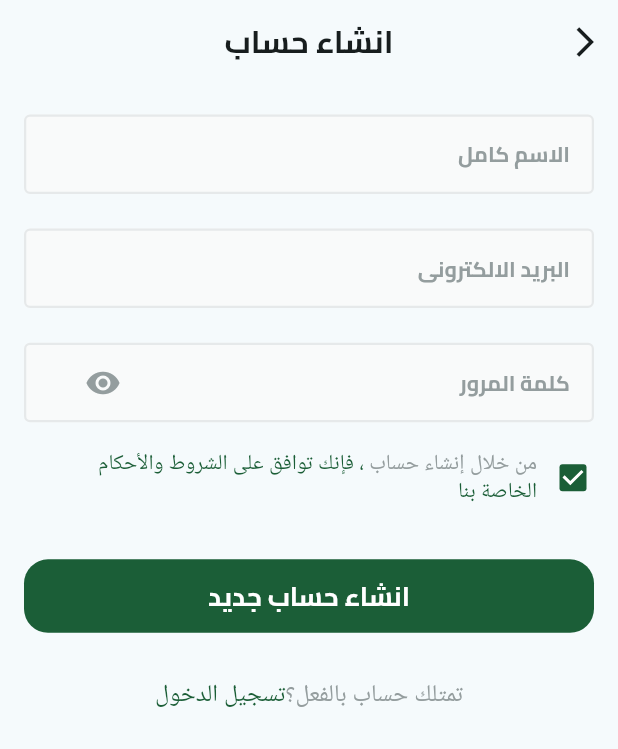
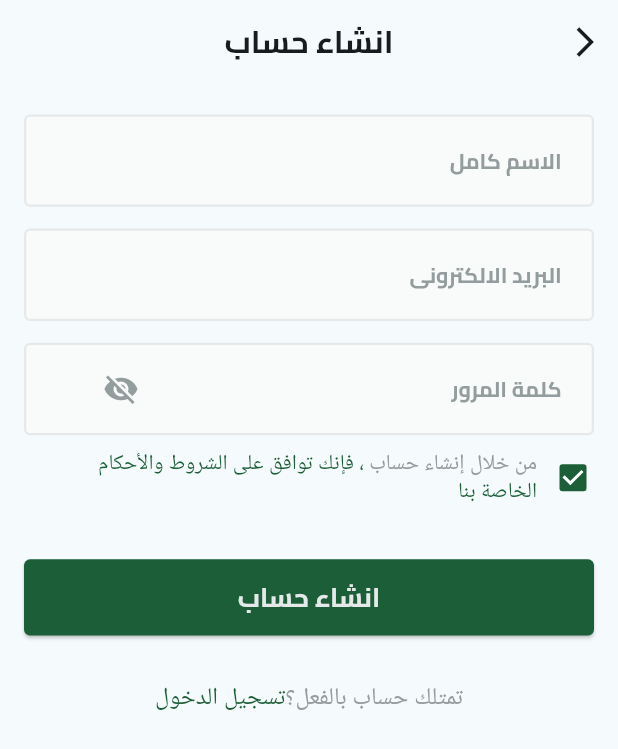
Before and after one commit to nourhan312/Fruit-Hub, a Flutter app: the SignupView screen opened by its route, on a phone screen of 412 x 824 dp. Shown: the top 749 px of the screen. Run offline on Flutter 3.47's test engine with Material 3 defaults, Android fonts, the phone set to English and light mode, and no system bars; our stand-ins replace bloc, dartz, dots_indicator, firebase_auth, firebase_core, flutter_bloc and 5 more; accounts and stored records are empty; project files that could hold a hidden picture were left out.

Commit message:
trigger signup

```diff
--- a/assets/translations/ar.json
+++ b/assets/translations/ar.json
@@ -19,6 +19,12 @@
   "password": "كلمة المرور",
   "confirmPassword": "تاكيد كلمة المرور",
   "or" : "او",
+  "name_required": "الاسم لا يمكن أن يكون فارغًا",
+  "name_min_length": "يجب أن يكون الاسم 3 أحرف على الأقل",
+  "email_required": "البريد الإلكتروني لا يمكن أن يكون فارغًا",
+  "email_invalid": "أدخل عنوان بريد إلكتروني صحيح",
+  "password_required": "كلمة المرور لا يمكن أن تكون فارغة",
+  "password_min_length": "يجب أن تتكون كلمة المرور من 6 أحرف على الأقل",
   "email": "البريد الالكترونى",
   "name": "الاسم كامل",
   "phone": "رقم الهاتف",
--- a/assets/translations/en.json
+++ b/assets/translations/en.json
@@ -13,6 +13,12 @@
   "back": "Back",
   "login": "Login",
   "signUp": "Sign Up",
+  "name_required": "Name cannot be empty",
+  "name_min_length": "Name must be at least 3 characters",
+  "email_required": "Email cannot be empty",
+  "email_invalid": "Enter a valid email address",
+  "password_required": "Password cannot be empty",
+  "password_min_length": "Password must be at least 6 characters",
   "forgetPassword": "Forgot Password",
   "createAccount": "Create New Account",
   "password": "Password",
--- a/lib/core/widgets/custom_textbutton.dart
+++ b/lib/core/widgets/custom_textbutton.dart
@@ -1,35 +1,51 @@
 import 'package:flutter/material.dart';
-import 'package:fruit_hub/core/utils/app_textstyles.dart';
+import 'package:flutter_screenutil/flutter_screenutil.dart';
+import 'package:loading_animation_widget/loading_animation_widget.dart';
 
 import '../utils/app_colors.dart';
+import '../utils/app_textstyles.dart';
 
 class CustomTextButton extends StatelessWidget {
-    const CustomTextButton(
-    {super.key, required this.onPressed, required this.data});
-    final VoidCallback onPressed;
+  const CustomTextButton({
+    super.key,
+    required this.data,
+    this.onPressed,
+    this.isLoading = false,
+    this.width,
+    this.height,
+  });
+
   final String data;
+  final VoidCallback? onPressed;
+  final bool isLoading;
+  final double? width;
+  final double? height;
 
   @override
   Widget build(BuildContext context) {
     return SizedBox(
-            width: double.infinity,
-            child: TextButton(
-                style: TextButton.styleFrom(
+      width: width ?? double.infinity,
+      height: height ?? 50.h,
+      child: ElevatedButton(
+        onPressed: onPressed,
+        style: ElevatedButton.styleFrom(
           backgroundColor: AppColors.green,
-                    padding: EdgeInsets.symmetric(
-                        vertical: 12
+          shape: RoundedRectangleBorder(
+            borderRadius: BorderRadius.circular(4),
           ),
-                    shape: RoundedRectangleBorder(
-                        borderRadius: BorderRadius.circular(16)
+        ),
+        child: isLoading
+            ? LoadingAnimationWidget.staggeredDotsWave(
+                color: AppColors.white,
+                size: 24,
               )
-                ),
-                onPressed: onPressed,
-                child: Text(
+            : Text(
                 data,
                 style: TextStyles.bold16.copyWith(
-                        color: Colors.white
-                    )
-                ))
+                  color: AppColors.white,
+                ),
+              ),
+      ),
     );
   }
 }
--- a/lib/core/widgets/custom_textformfield.dart
+++ b/lib/core/widgets/custom_textformfield.dart
@@ -5,13 +5,26 @@ import 'package:fruit_hub/core/utils/app_textstyles.dart';
 import '../utils/app_colors.dart';
 
 class CustomTextFormField extends StatelessWidget {
-    const CustomTextFormField({super.key,
+  const CustomTextFormField({
+    super.key,
     this.hintText,
-        this.suffixIcon, this.width});
+    this.suffixIcon,
+    this.width,
+    this.controller,
+    this.validator,
+    this.keyboardType = TextInputType.text,
+    this.obscureText = false,
+    this.onTap,
+  });
 
-    final String ? hintText;
-    final Icon ? suffixIcon;
-    final double ? width;
+  final String? hintText;
+  final VoidCallback? onTap;
+  final Widget? suffixIcon;
+  final double? width;
+  final TextEditingController? controller;
+  final String? Function(String?)? validator;
+  final TextInputType keyboardType;
+  final bool obscureText;
 
   @override
   Widget build(BuildContext context) {
@@ -19,41 +32,47 @@ class CustomTextFormField extends StatelessWidget {
       height: 65.h,
       width: width ?? double.infinity.sw,
       child: TextFormField(
+        controller: controller,
+        validator: validator,
+        keyboardType: keyboardType,
+        obscureText: obscureText,
         style: TextStyles.bold13,
-
         decoration: InputDecoration(
           hintText: hintText,
-
           suffixIconColor: AppColors.lightGrey,
           suffixIcon: Padding(
               padding: EdgeInsets.symmetric(horizontal: 37.w),
               child: suffixIcon),
           iconColor: AppColors.textGrey,
           hintStyle: TextStyles.bold13.copyWith(
-                        color: AppColors.lightGrey
+            color: AppColors.lightGrey,
           ),
+          errorMaxLines: 2,
           filled: true,
           fillColor: AppColors.fill,
           border: OutlineInputBorder(
             borderRadius: BorderRadius.circular(4),
-                        borderSide: BorderSide(color: AppColors.white  , width: 1.5)
+            borderSide: BorderSide(color: AppColors.white, width: 1.5),
           ),
           focusedBorder: OutlineInputBorder(
             borderRadius: BorderRadius.circular(4),
-                        borderSide: BorderSide(color: AppColors.white , width: 1.5)
+            borderSide: BorderSide(color: AppColors.white, width: 1.5),
           ),
           enabledBorder: OutlineInputBorder(
             borderRadius: BorderRadius.circular(4),
-                        borderSide: BorderSide(color: AppColors.white , width: 1.5
-
-                        )
+            borderSide: BorderSide(color: AppColors.white, width: 1.5),
           ),
           errorBorder: OutlineInputBorder(
             borderRadius: BorderRadius.circular(4),
-                        borderSide: BorderSide(color: Colors.red)
-                    )
-                )
-            )
+            borderSide: const BorderSide(color: Colors.red),
+          ),
+          errorStyle: const TextStyle(color: Colors.red),
+          contentPadding: EdgeInsets.symmetric(
+            horizontal: 16.w,
+            vertical: 20.h,
+          ),
+        ),
+      ),
     );
   }
 }
--- a/lib/features/Auth/presentation/signup-cubit/signup_cubit.dart
+++ b/lib/features/Auth/presentation/signup-cubit/signup_cubit.dart
@@ -10,6 +10,7 @@ class SignupCubit extends Cubit<SignupState> {
   SignupCubit(this.authRepo) : super(SignupInitial());
 
   final AuthRepo authRepo;
+  bool isPasswordVisible = true;
 
   Future<void> createUserWithEmailAndPassword({
     required String email,
@@ -27,4 +28,9 @@ class SignupCubit extends Cubit<SignupState> {
       (user) => emit(SignupSuccess(user: user)),
     );
   }
+
+  void passwordVisibility() {
+    isPasswordVisible = !isPasswordVisible;
+    emit(PasswordVisibilityState());
+  }
 }
--- a/lib/features/Auth/presentation/signup-cubit/signup_state.dart
+++ b/lib/features/Auth/presentation/signup-cubit/signup_state.dart
@@ -17,3 +17,5 @@ final class SignupError extends SignupState {
 
   SignupError({required this.error});
 }
+
+final class PasswordVisibilityState extends SignupState {}
--- a/lib/features/Auth/presentation/views/signup_view.dart
+++ b/lib/features/Auth/presentation/views/signup_view.dart
@@ -1,7 +1,7 @@
 import 'package:flutter/material.dart';
 import 'package:flutter_bloc/flutter_bloc.dart';
 import 'package:fruit_hub/core/locale/app_locale.dart';
-import 'package:fruit_hub/features/Auth/presentation/views/signup_view_body.dart';
+import 'package:fruit_hub/features/Auth/presentation/widgets/signup_view_body.dart';
 
 import '../../../../core/services/service_lactor.dart';
 import '../../../../core/utils/app_textstyles.dart';
--- a/lib/features/Auth/presentation/views/signup_view_body.dart
+++ /dev/null
@@ -1,60 +0,0 @@
-import 'package:flutter/gestures.dart';
-import 'package:flutter/material.dart';
-import 'package:flutter_screenutil/flutter_screenutil.dart';
-import 'package:fruit_hub/core/locale/app_locale.dart';
-import 'package:fruit_hub/core/widgets/custom_textbutton.dart';
-import 'package:fruit_hub/core/widgets/custom_textformfield.dart';
-import 'package:fruit_hub/features/Auth/presentation/widgets/terms_and_conditions.dart';
-
-import '../../../../core/Routes/app_routes.dart';
-import '../../../../core/utils/app_colors.dart';
-import '../../../../core/utils/app_textstyles.dart';
-
-class SignUpViewBody extends StatelessWidget {
-  const SignUpViewBody({super.key});
-
-  @override
-  Widget build(BuildContext context) {
-    return SingleChildScrollView(
-      child: Padding(
-        padding: const EdgeInsets.symmetric(horizontal: 16.0),
-        child: Column(
-          children: [
-            SizedBox(height: 20.h),
-            CustomTextFormField(hintText: "fullName".tr(context)),
-            SizedBox(height: 10.h),
-            CustomTextFormField(hintText: "email".tr(context)),
-            SizedBox(height: 10.h),
-            CustomTextFormField(
-                hintText: "password".tr(context),
-                suffixIcon: Icon(Icons.remove_red_eye)),
-            TermsAndConditions(),
-            SizedBox(height: 30.h),
-            CustomTextButton(
-                onPressed: () {}, data: 'createAccount'.tr(context)),
-            SizedBox(height: 30.h),
-            Center(
-              child: RichText(
-                text: TextSpan(
-                  text: 'haveAlreadyAccount'.tr(context),
-                  style:
-                      TextStyles.regular16.copyWith(color: AppColors.lightGrey),
-                  children: [
-                    TextSpan(
-                        recognizer: TapGestureRecognizer()
-                          ..onTap = () {
-                            Navigator.pushNamed(context, Routes.loginName);
-                          },
-                        text: 'login'.tr(context),
-                        style: TextStyles.regular16
-                            .copyWith(color: AppColors.green))
-                  ],
-                ),
-              ),
-            )
-          ],
-        ),
-      ),
-    );
-  }
-}
--- /dev/null
+++ b/lib/features/Auth/presentation/widgets/signup_view_body.dart
@@ -0,0 +1,162 @@
+import 'package:flutter/gestures.dart';
+import 'package:flutter/material.dart';
+import 'package:flutter_bloc/flutter_bloc.dart';
+import 'package:flutter_screenutil/flutter_screenutil.dart';
+import 'package:fruit_hub/core/locale/app_locale.dart';
+import 'package:fruit_hub/core/widgets/custom_textbutton.dart';
+import 'package:fruit_hub/core/widgets/custom_textformfield.dart';
+import 'package:fruit_hub/features/Auth/presentation/signup-cubit/signup_cubit.dart';
+import 'package:fruit_hub/features/Auth/presentation/widgets/terms_and_conditions.dart';
+
+import '../../../../core/Routes/app_routes.dart';
+import '../../../../core/utils/app_colors.dart';
+import '../../../../core/utils/app_textstyles.dart';
+
+class SignUpViewBody extends StatefulWidget {
+  const SignUpViewBody({super.key});
+
+  @override
+  State<SignUpViewBody> createState() => _SignUpViewBodyState();
+}
+
+class _SignUpViewBodyState extends State<SignUpViewBody> {
+  final _formKey = GlobalKey<FormState>();
+  final TextEditingController _fullNameController = TextEditingController();
+  final TextEditingController _emailController = TextEditingController();
+  final TextEditingController _passwordController = TextEditingController();
+
+  @override
+  void dispose() {
+    _fullNameController.dispose();
+    _emailController.dispose();
+    _passwordController.dispose();
+    super.dispose();
+  }
+
+  @override
+  Widget build(BuildContext context) {
+    return BlocListener<SignupCubit, SignupState>(
+      listener: (context, state) {
+        if (state is SignupError) {
+          ScaffoldMessenger.of(context).showSnackBar(
+            SnackBar(
+              content: Text(
+                state.error,
+                style: TextStyles.regular16.copyWith(
+                  color: AppColors.white,
+                ),
+              ),
+              backgroundColor: AppColors.green,
+            ),
+          );
+        }
+      },
+      child: SingleChildScrollView(
+        child: Padding(
+          padding: const EdgeInsets.symmetric(horizontal: 16.0),
+          child: Form(
+            key: _formKey,
+            child: Column(
+              children: [
+                SizedBox(height: 20.h),
+                CustomTextFormField(
+                    hintText: "fullName".tr(context),
+                    validator: (value) {
+                      if (value == null || value.isEmpty) {
+                        return 'validation.name_required'.tr(context);
+                      }
+                      if (value.length < 3) {
+                        return 'validation.name_min_length'.tr(context);
+                      }
+                      return null;
+                    },
+                    controller: _fullNameController),
+                SizedBox(height: 10.h),
+                CustomTextFormField(
+                    validator: (value) {
+                      if (value == null || value.isEmpty) {
+                        return 'validation.email_required'.tr(context);
+                      }
+                      if (!RegExp(r'^[\w-\.]+@([\w-]+\.)+[\w-]{2,4}$')
+                          .hasMatch(value)) {
+                        return 'validation.email_invalid'.tr(context);
+                      }
+                      return null;
+                    },
+                    hintText: "email".tr(context),
+                    controller: _emailController),
+                SizedBox(height: 10.h),
+                CustomTextFormField(
+                  validator: (value) {
+                    if (value == null || value.isEmpty) {
+                      return 'validation.password_required'.tr(context);
+                    }
+                    if (value.length < 6) {
+                      return 'validation.password_min_length'.tr(context);
+                    }
+                    return null;
+                  },
+                  hintText: "password".tr(context),
+                  controller: _passwordController,
+                  obscureText: context.watch<SignupCubit>().isPasswordVisible,
+                  suffixIcon: BlocBuilder<SignupCubit, SignupState>(
+                    builder: (context, state) {
+                      return IconButton(
+                        onPressed: () {
+                          context.read<SignupCubit>().passwordVisibility();
+                        },
+                        icon: context.read<SignupCubit>().isPasswordVisible
+                            ? const Icon(Icons.visibility_off)
+                            : const Icon(Icons.visibility),
+                      );
+                    },
+                  ),
+                ),
+                TermsAndConditions(),
+                SizedBox(height: 30.h),
+                BlocBuilder<SignupCubit, SignupState>(
+                    builder: (context, state) {
+                  return CustomTextButton(
+                    isLoading: state is SignupLoading,
+                    data: state is SignupLoading ? '' : 'signUp'.tr(context),
+                    onPressed: () {
+                      if (_formKey.currentState!.validate()) {
+                        context
+                            .read<SignupCubit>()
+                            .createUserWithEmailAndPassword(
+                              email: _emailController.text,
+                              password: _passwordController.text,
+                              name: _fullNameController.text,
+                            );
+                      }
+                    },
+                  );
+                }),
+                SizedBox(height: 30.h),
+                Center(
+                  child: RichText(
+                    text: TextSpan(
+                      text: 'haveAlreadyAccount'.tr(context),
+                      style: TextStyles.regular16
+                          .copyWith(color: AppColors.lightGrey),
+                      children: [
+                        TextSpan(
+                            recognizer: TapGestureRecognizer()
+                              ..onTap = () {
+                                Navigator.pushNamed(context, Routes.loginName);
+                              },
+                            text: 'login'.tr(context),
+                            style: TextStyles.regular16
+                                .copyWith(color: AppColors.green))
+                      ],
+                    ),
+                  ),
+                )
+              ],
+            ),
+          ),
+        ),
+      ),
+    );
+  }
+}
--- a/lib/features/Auth/presentation/widgets/terms_and_conditions.dart
+++ b/lib/features/Auth/presentation/widgets/terms_and_conditions.dart
@@ -4,20 +4,33 @@ import 'package:fruit_hub/core/utils/app_colors.dart';
 
 import '../../../../core/utils/app_textstyles.dart';
 
-class TermsAndConditions extends StatelessWidget {
+class TermsAndConditions extends StatefulWidget {
   const TermsAndConditions({super.key});
 
+  @override
+  State<TermsAndConditions> createState() => _TermsAndConditionsState();
+}
+
+class _TermsAndConditionsState extends State<TermsAndConditions> {
+  bool isChecked = false;
   @override
   Widget build(BuildContext context) {
     return Transform.translate(
       offset: const Offset(10, 0),
-
       child: Row(
         children: [
-          Checkbox(value: true, onChanged: (value) {}, activeColor: AppColors.green),
+          Checkbox(
+              value: true,
+              onChanged: (value) {
+                setState(() {
+                  isChecked = value!;
+                });
+              },
+              activeColor: AppColors.green),
           SizedBox(
-            width: MediaQuery.of(context).size.width - (16 *2) - 54,
-            child: RichText(text: TextSpan(
+            width: MediaQuery.of(context).size.width - (16 * 2) - 54,
+            child: RichText(
+                text: TextSpan(
               text: 'fromCreateAccountYouAgree'.tr(context),
               style: TextStyles.regular13.copyWith(
                 color: AppColors.lightGrey,
--- a/pubspec.yaml
+++ b/pubspec.yaml
@@ -22,10 +22,11 @@ dependencies:
   get_it: ^8.0.3
   flutter_bloc: ^9.1.0
   flutter_screenutil: ^5.9.3
+  loading_animation_widget: ^1.3.0
 
   # Firebase
-  firebase_core: ^3.12.1
-  firebase_auth: ^5.5.1
+  firebase_core: ^3.13.0
+  firebase_auth: ^5.5.2
 
 
 
```
Also changed, not shown: lib/main.dart (+16 -24 lines), pubspec.lock, 125 other files. Lines whose indentation alone changed are shown as unchanged.
